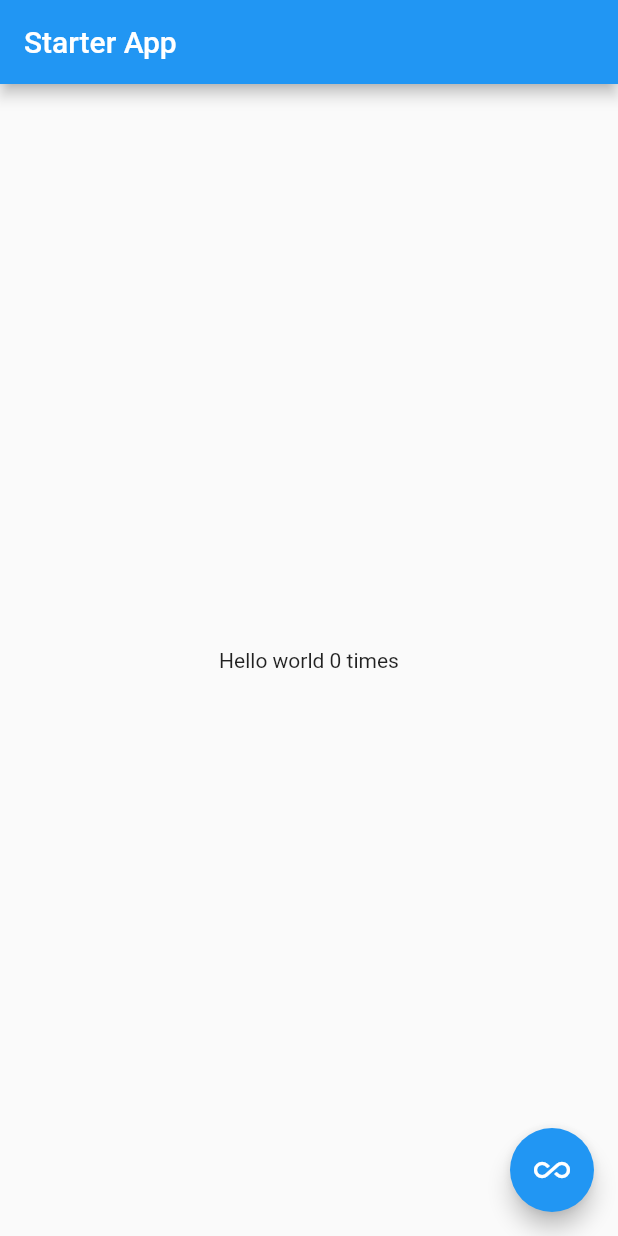
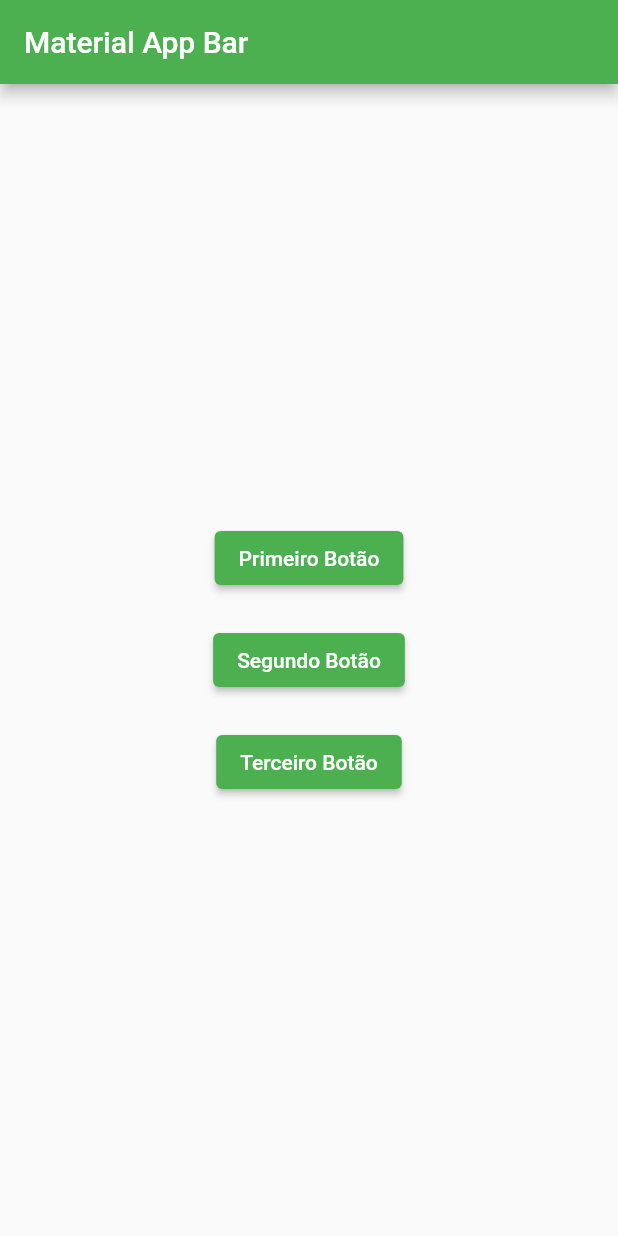
Before and after one commit to rmcpais/recrutamento-22-23-2semestre, a Flutter app: the screen it shows after launch, on a phone screen of 412 x 824 dp. Run offline on Flutter 3.47's test engine with Material 2 defaults, Android fonts, the phone set to English and light mode, and no system bars.

Commit message:
Adiciona o exemplo do workshop
Pelo menos, aquele que foi envisionado

```diff
--- a/appdev/auxiliar_examples/lib/main.dart
+++ b/appdev/auxiliar_examples/lib/main.dart
@@ -1,14 +1,18 @@
 import 'package:flutter/material.dart';
-import 'package:auxiliar_examples/gallery/gallery.dart';
-import 'package:auxiliar_examples/workshop/workshop_two.dart';
 
 import 'package:auxiliar_examples/default/default.dart';
 import 'package:auxiliar_examples/infinite_list/infinite_list.dart';
 import 'package:auxiliar_examples/menu/menu.dart';
+import 'package:auxiliar_examples/gallery/gallery.dart';
+import 'package:auxiliar_examples/workshop/workshop_two.dart';
+import 'package:auxiliar_examples/workshop/workshop_three.dart';
 
 void main() {
-  const String exemploId = "workshop_2";
+  const String exemploId = "workshop_3";
   switch (exemploId) {
+    case "workshop_3":
+      runApp(const WorkshopThree());
+      break;
     case "workshop_2":
       runApp(const WorkshopTwo());
       break;
--- /dev/null
+++ b/appdev/auxiliar_examples/lib/workshop/workshop_three.dart
@@ -0,0 +1,114 @@
+import 'package:flutter/material.dart';
+
+/// A app que foi visionada para a parte prática do Workshop. A mesma constitui
+/// alguns botões no centro do ecrã e que cada um ativa uma `SnackBar` com uma
+/// cor e mensagem personalizada. A fim de conseguir ativar as snackares, as
+/// mesmas têm que ser chamadas num widget/class que esteja depois contida num
+/// `Scaffold` (neste caso, têm-se que o `Home`, o widget em questão, está
+/// dentro do scaffold do `WorkshopThree`).
+///
+/// Posteriormente, para facilitar a construção de widgets semelhantes (e
+/// evitar o copy-paste), criou-se um terceiro widget, `ButtonSnackbar`,
+/// onde representa o `ElevatedButton`, com um `Padding` de 10 à volta
+/// associado, que mostra a snackbar quando é pressionado. Este novo terceiro
+/// widget, tem que ser construido a partir de um texto para mostrar no botão,
+/// o parâmetro `txt`, de um texto para mostrar na snackbar, o parâmetro
+/// `textSnackbar`, e opcionalmente pode ser especificado uma cor da snackbar,
+/// `backgroundSnackbarColor`, que tem como vermelho a cor default.
+class WorkshopThree extends StatelessWidget {
+  const WorkshopThree({super.key});
+
+  @override
+  Widget build(BuildContext context) {
+    return MaterialApp(
+      title: 'HS Template',
+      theme: ThemeData(primarySwatch: Colors.green),
+      home: Scaffold(
+        appBar: AppBar(
+          title: const Text('Material App Bar'),
+        ),
+        body: const Home(),
+      ),
+    );
+  }
+}
+
+class Home extends StatelessWidget {
+  const Home({super.key});
+
+  @override
+  Widget build(BuildContext context) {
+    return Center(
+      child: Column(
+        mainAxisAlignment: MainAxisAlignment.center,
+        children: [
+          Padding(
+            padding: const EdgeInsets.all(10.0),
+            child: ElevatedButton(
+              onPressed: () {
+                ScaffoldMessenger.of(context).showSnackBar(const SnackBar(
+                  content: Center(
+                    child: Text("Olá!"),
+                  ),
+                  backgroundColor: Colors.red,
+                ));
+              },
+              child: const Text("Primeiro Botão"),
+            ),
+          ),
+          Padding(
+            padding: const EdgeInsets.all(10.0),
+            child: ElevatedButton(
+              onPressed: () {
+                ScaffoldMessenger.of(context).showSnackBar(const SnackBar(
+                  content: Center(
+                    child: Text("Fui carregado!"),
+                  ),
+                  backgroundColor: Colors.green,
+                ));
+              },
+              child: const Text("Segundo Botão"),
+            ),
+          ),
+          const ButtonSnackbar(
+            txt: "Terceiro Botão",
+            textSnackbar:
+                "Extrair o widget fica mais fácil de ler e modular o código!",
+            backgroundSnackbarColor: Colors.green,
+          ),
+        ],
+      ),
+    );
+  }
+}
+
+class ButtonSnackbar extends StatelessWidget {
+  const ButtonSnackbar({
+    super.key,
+    required this.txt,
+    required this.textSnackbar,
+    this.backgroundSnackbarColor = Colors.green,
+  });
+
+  final String txt;
+  final Color backgroundSnackbarColor;
+  final String textSnackbar;
+
+  @override
+  Widget build(BuildContext context) {
+    return Padding(
+      padding: const EdgeInsets.all(10.0),
+      child: ElevatedButton(
+        onPressed: () {
+          ScaffoldMessenger.of(context).showSnackBar(SnackBar(
+            content: Center(
+              child: Text(textSnackbar),
+            ),
+            backgroundColor: backgroundSnackbarColor,
+          ));
+        },
+        child: Text(txt),
+      ),
+    );
+  }
+}
```
